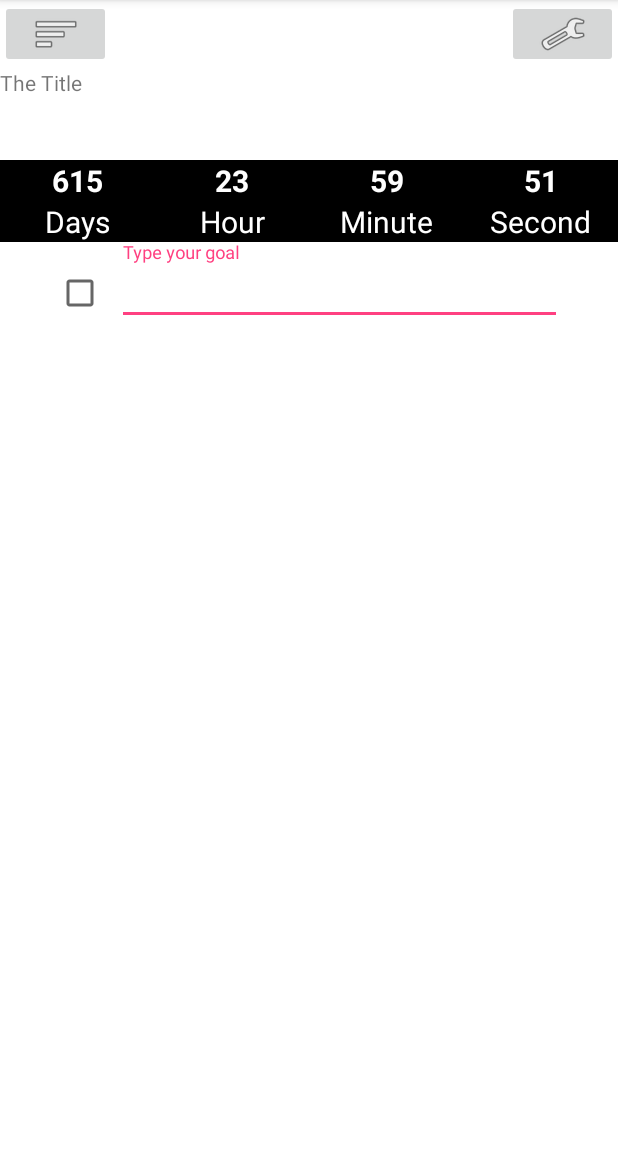
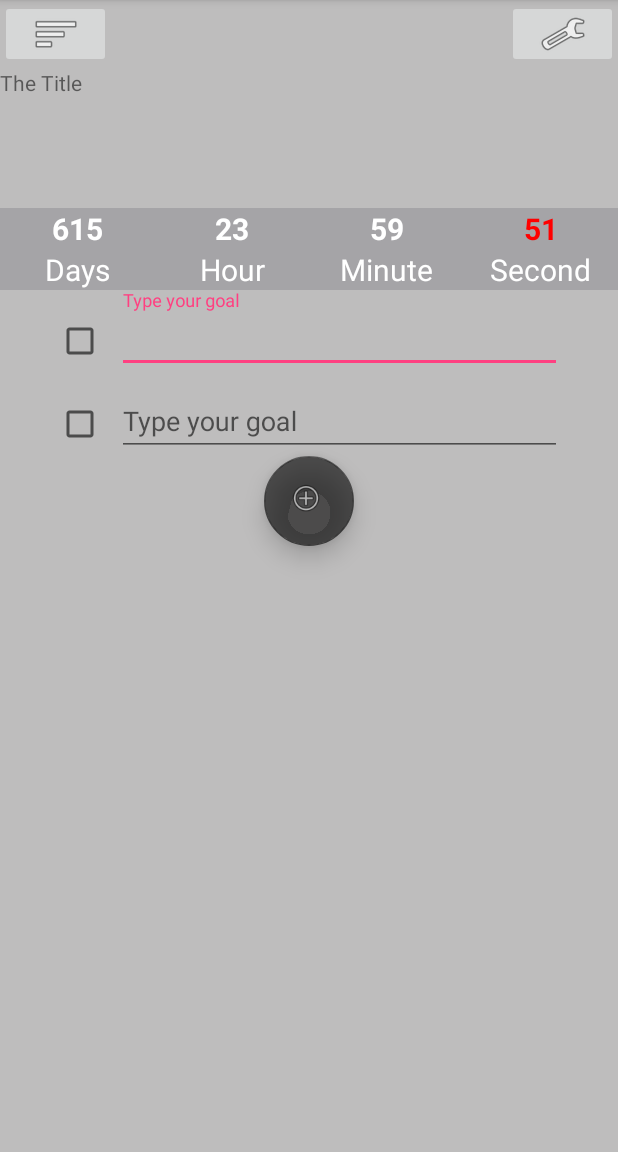
Before and after one commit to Inglam/FinalProject, an Android app: the screen it shows after launch (MainActivity), on a phone screen of 412 x 824 dp, the part 84-1236 px from its top. Run offline under Robolectric (Android 15) with nearby library versions, the phone set to English and light mode, and no system bars.

Commit message:
finished newpage

```diff
--- a/app/src/main/AndroidManifest.xml
+++ b/app/src/main/AndroidManifest.xml
@@ -16,7 +16,12 @@
                 <category android:name="android.intent.category.LAUNCHER" />
             </intent-filter>
         </activity>
-        <activity android:name=".SetUpYourGoal"></activity>
+        <activity android:name=".SetUpYourGoal"
+            android:parentActivityName=".MainActivity">
+            <meta-data
+                android:name="android.support.PARENT_AVTIVITY"
+                android:value=".MainActivity" />
+        </activity>
     </application>
 
 </manifest>
--- a/app/src/main/res/layout/activity_main.xml
+++ b/app/src/main/res/layout/activity_main.xml
@@ -4,8 +4,8 @@
     xmlns:tools="http://schemas.android.com/tools"
     android:layout_width="match_parent"
     android:layout_height="match_parent"
+    android:background="#bebdbd"
     android:gravity="center_horizontal"
-    android:background="@android:color/white"
     android:orientation="vertical"
     tools:context=".MainActivity">
 
@@ -34,14 +34,13 @@
             android:layout_width="10dp"
             android:layout_height="wrap_content"
             android:layout_weight="1"
-            android:onClick="setnewgoal"
             app:srcCompat="@android:drawable/ic_menu_manage" />
     </LinearLayout>
 
     <TextView
         android:id="@+id/textView4"
         android:layout_width="match_parent"
-        android:layout_height="61dp"
+        android:layout_height="93dp"
         android:text="The Title" />
 
     <LinearLayout
@@ -67,7 +66,7 @@
         android:id="@+id/linear_layout_2"
         android:layout_width="match_parent"
         android:layout_height="wrap_content"
-        android:background="@android:color/black"
+        android:background="#a5a4a7"
         android:visibility="visible">
 
         <LinearLayout
@@ -136,7 +135,7 @@
                 android:layout_height="wrap_content"
                 android:layout_gravity="center"
                 android:text="00"
-                android:textColor="@android:color/white"
+                android:textColor="#ffffff"
                 android:textSize="20dp"
                 android:textStyle="bold" />
 
@@ -163,7 +162,7 @@
                 android:layout_height="wrap_content"
                 android:layout_gravity="center"
                 android:text="00"
-                android:textColor="@android:color/white"
+                android:textColor="#ff0000"
                 android:textSize="20dp"
                 android:textStyle="bold" />
 
@@ -205,4 +204,38 @@
 
     </LinearLayout>
 
+    <LinearLayout
+        android:layout_width="337dp"
+        android:layout_height="55dp"
+        android:orientation="horizontal">
+
+        <CheckBox
+            android:id="@+id/checkBox2"
+            style="@android:style/Widget.Holo.CompoundButton.CheckBox"
+            android:layout_width="24dp"
+            android:layout_height="55dp"
+            android:layout_weight="1" />
+
+        <android.support.design.widget.TextInputLayout
+            android:layout_width="280dp"
+            android:layout_height="55dp"
+            android:layout_weight="1">
+
+            <android.support.design.widget.TextInputEditText
+                android:layout_width="match_parent"
+                android:layout_height="wrap_content"
+                android:hint="Type your goal"
+                android:inputType="textCapSentences" />
+        </android.support.design.widget.TextInputLayout>
+    </LinearLayout>
+
+    <android.support.design.widget.FloatingActionButton
+        android:id="@+id/floatingActionButton"
+        android:layout_width="60dp"
+        android:layout_height="60dp"
+        android:clickable="true"
+        app:backgroundTint="?attr/colorControlNormal"
+        app:elevation="10dp"
+        app:srcCompat="@android:drawable/ic_menu_add" />
+
 </LinearLayout>
```
